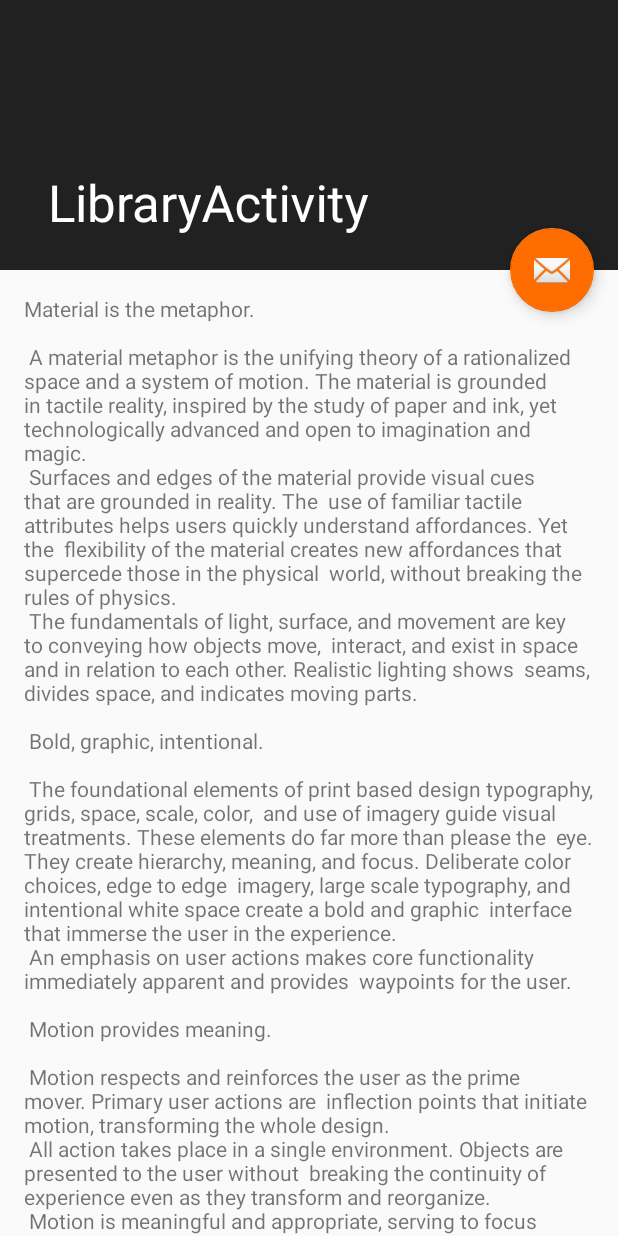
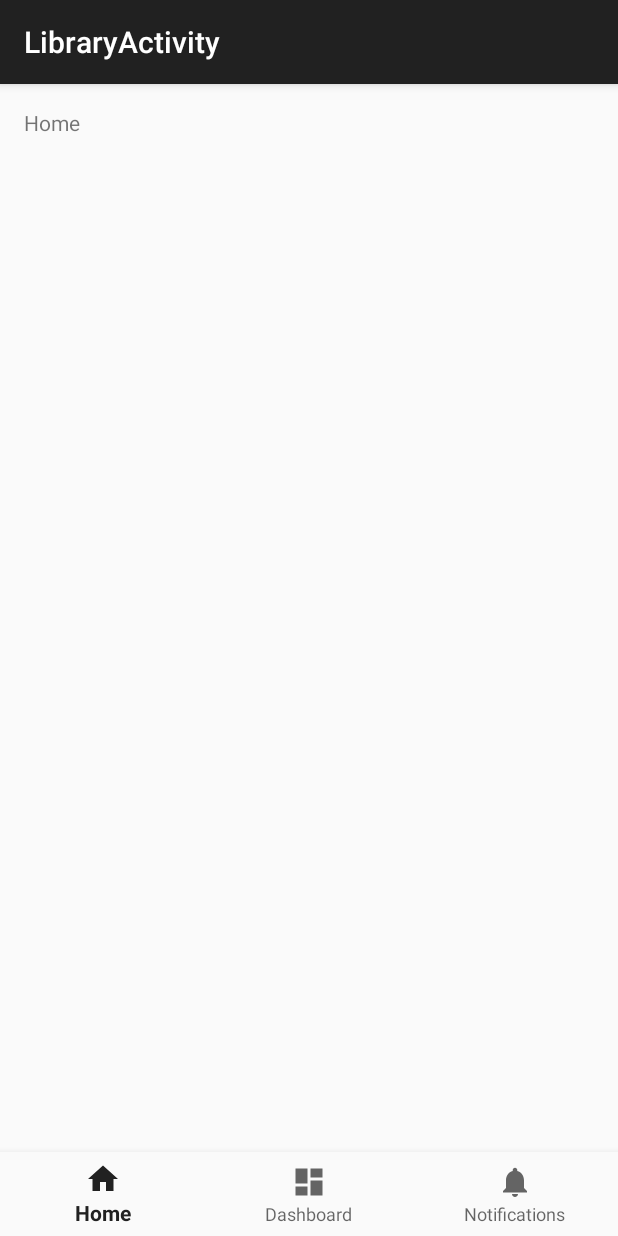
Before and after one commit to Schadenfeude/pop-movies-app, an Android app: the LibraryActivity screen opened directly, with no data from a screen before it, on a phone screen of 412 x 824 dp. Run offline under Robolectric (Android 15) with nearby library versions, the phone set to English and light mode, and no system bars.

Commit message:
Added basic Splash screen support for Android 8+
Made a new Library Activity and refactored the old one so it is now DetailActivity;

```diff
--- a/app/build.gradle
+++ b/app/build.gradle
@@ -41,6 +41,7 @@ dependencies {
     implementation 'com.jakewharton:butterknife:8.8.1'
 
     // Annotation Processing
+    implementation 'com.android.support:design:27.1.0'
     annotationProcessor 'com.jakewharton:butterknife-compiler:8.8.1'
 
     // Test Libraries
--- a/app/src/main/java/com/itrided/android/popularmovies/LibraryActivity.java
+++ b/app/src/main/java/com/itrided/android/popularmovies/LibraryActivity.java
@@ -1,26 +1,47 @@
 package com.itrided.android.popularmovies;
 
 import android.os.Bundle;
-import android.support.design.widget.FloatingActionButton;
-import android.support.design.widget.Snackbar;
+import android.support.annotation.NonNull;
+import android.support.design.widget.BottomNavigationView;
 import android.support.v7.app.AppCompatActivity;
-import android.support.v7.widget.Toolbar;
+import android.view.MenuItem;
+import android.widget.TextView;
 
 public class LibraryActivity extends AppCompatActivity {
+
+    //region Fields
+    private TextView mTextMessage;
+
+    private BottomNavigationView.OnNavigationItemSelectedListener mOnNavigationItemSelectedListener
+            = new BottomNavigationView.OnNavigationItemSelectedListener() {
+        @Override
+        public boolean onNavigationItemSelected(@NonNull MenuItem item) {
+            switch (item.getItemId()) {
+                case R.id.navigation_home:
+                    mTextMessage.setText(R.string.title_home);
+                    return true;
+                case R.id.navigation_dashboard:
+                    mTextMessage.setText(R.string.title_dashboard);
+                    return true;
+                case R.id.navigation_notifications:
+                    mTextMessage.setText(R.string.title_notifications);
+                    return true;
+            }
+            return false;
+        }
+    };
+
+    //endregion Fields
 
     //region Overridden Methods
     @Override
     protected void onCreate(Bundle savedInstanceState) {
         super.onCreate(savedInstanceState);
         setContentView(R.layout.activity_library);
-        Toolbar toolbar = findViewById(R.id.toolbar);
-        setSupportActionBar(toolbar);
 
-        FloatingActionButton fab = findViewById(R.id.fab);
-        //region Overridden Methods
-//endregion Overridden Methods
-        fab.setOnClickListener(view -> Snackbar.make(view, "Replace with your own action", Snackbar.LENGTH_LONG)
-                .setAction("Action", null).show());
+        mTextMessage = findViewById(R.id.message);
+        BottomNavigationView navigation = findViewById(R.id.navigation);
+        navigation.setOnNavigationItemSelectedListener(mOnNavigationItemSelectedListener);
     }
-//endregion Overridden Methods
+    //endregion Overridden Methods
 }
--- /dev/null
+++ b/app/src/main/res/drawable/ic_dashboard_black_24dp.xml
@@ -0,0 +1,9 @@
+<vector xmlns:android="http://schemas.android.com/apk/res/android"
+        android:width="24dp"
+        android:height="24dp"
+        android:viewportWidth="24.0"
+        android:viewportHeight="24.0">
+    <path
+            android:fillColor="#FF000000"
+            android:pathData="M3,13h8L11,3L3,3v10zM3,21h8v-6L3,15v6zM13,21h8L21,11h-8v10zM13,3v6h8L21,3h-8z"/>
+</vector>
--- /dev/null
+++ b/app/src/main/res/drawable/ic_home_black_24dp.xml
@@ -0,0 +1,9 @@
+<vector xmlns:android="http://schemas.android.com/apk/res/android"
+        android:width="24dp"
+        android:height="24dp"
+        android:viewportWidth="24.0"
+        android:viewportHeight="24.0">
+    <path
+            android:fillColor="#FF000000"
+            android:pathData="M10,20v-6h4v6h5v-8h3L12,3 2,12h3v8z"/>
+</vector>
--- /dev/null
+++ b/app/src/main/res/drawable/ic_notifications_black_24dp.xml
@@ -0,0 +1,9 @@
+<vector xmlns:android="http://schemas.android.com/apk/res/android"
+        android:width="24dp"
+        android:height="24dp"
+        android:viewportWidth="24.0"
+        android:viewportHeight="24.0">
+    <path
+            android:fillColor="#FF000000"
+            android:pathData="M12,22c1.1,0 2,-0.9 2,-2h-4c0,1.1 0.89,2 2,2zM18,16v-5c0,-3.07 -1.64,-5.64 -4.5,-6.32L13.5,4c0,-0.83 -0.67,-1.5 -1.5,-1.5s-1.5,0.67 -1.5,1.5v0.68C7.63,5.36 6,7.92 6,11v5l-2,2v1h16v-1l-2,-2z"/>
+</vector>
--- a/app/src/main/res/drawable/splash_background.xml
+++ b/app/src/main/res/drawable/splash_background.xml
@@ -2,7 +2,7 @@
 <layer-list xmlns:android="http://schemas.android.com/apk/res/android"
             android:opacity="opaque">
 
-    <item android:drawable="@color/colorPrimary"/>
+    <item android:drawable="@color/colorPrimaryDark"/>
     <item>
         <bitmap
                 android:gravity="center"
--- a/app/src/main/res/layout/activity_library.xml
+++ b/app/src/main/res/layout/activity_library.xml
@@ -1,48 +1,34 @@
 <?xml version="1.0" encoding="utf-8"?>
-<android.support.design.widget.CoordinatorLayout
+<android.support.constraint.ConstraintLayout
         xmlns:android="http://schemas.android.com/apk/res/android"
         xmlns:app="http://schemas.android.com/apk/res-auto"
         xmlns:tools="http://schemas.android.com/tools"
+        android:id="@+id/container"
         android:layout_width="match_parent"
         android:layout_height="match_parent"
-        android:fitsSystemWindows="true"
         tools:context="com.itrided.android.popularmovies.LibraryActivity">
 
-    <android.support.design.widget.AppBarLayout
-            android:id="@+id/app_bar"
-            android:fitsSystemWindows="true"
-            android:layout_height="@dimen/app_bar_height"
-            android:layout_width="match_parent"
-            android:theme="@style/AppTheme.AppBarOverlay">
-
-        <android.support.design.widget.CollapsingToolbarLayout
-                android:id="@+id/toolbar_layout"
-                android:fitsSystemWindows="true"
-                android:layout_width="match_parent"
-                android:layout_height="match_parent"
-                app:toolbarId="@+id/toolbar"
-                app:layout_scrollFlags="scroll|exitUntilCollapsed"
-                app:contentScrim="?attr/colorPrimary">
-
-            <android.support.v7.widget.Toolbar
-                    android:id="@+id/toolbar"
-                    android:layout_height="?attr/actionBarSize"
-                    android:layout_width="match_parent"
-                    app:layout_collapseMode="pin"
-                    app:popupTheme="@style/AppTheme.PopupOverlay"/>
-
-        </android.support.design.widget.CollapsingToolbarLayout>
-    </android.support.design.widget.AppBarLayout>
-
-    <include layout="@layout/content_library"/>
-
-    <android.support.design.widget.FloatingActionButton
-            android:id="@+id/fab"
+    <TextView
+            android:id="@+id/message"
             android:layout_width="wrap_content"
             android:layout_height="wrap_content"
-            android:layout_margin="@dimen/fab_margin"
-            app:layout_anchor="@id/app_bar"
-            app:layout_anchorGravity="bottom|end"
-            app:srcCompat="@android:drawable/ic_dialog_email"/>
+            android:layout_marginStart="@dimen/activity_horizontal_margin"
+            android:layout_marginLeft="@dimen/activity_horizontal_margin"
+            android:layout_marginTop="@dimen/activity_vertical_margin"
+            android:text="@string/title_home"
+            app:layout_constraintLeft_toLeftOf="parent"
+            app:layout_constraintTop_toTopOf="parent"/>
 
-</android.support.design.widget.CoordinatorLayout>
+    <android.support.design.widget.BottomNavigationView
+            android:id="@+id/navigation"
+            android:layout_width="0dp"
+            android:layout_height="wrap_content"
+            android:layout_marginEnd="0dp"
+            android:layout_marginStart="0dp"
+            android:background="?android:attr/windowBackground"
+            app:layout_constraintBottom_toBottomOf="parent"
+            app:layout_constraintLeft_toLeftOf="parent"
+            app:layout_constraintRight_toRightOf="parent"
+            app:menu="@menu/navigation"/>
+
+</android.support.constraint.ConstraintLayout>
--- a/app/src/main/res/layout/content_library.xml
+++ b/app/src/main/res/layout/content_detail.xml
@@ -4,10 +4,10 @@
         xmlns:tools="http://schemas.android.com/tools"
         xmlns:app="http://schemas.android.com/apk/res-auto"
         app:layout_behavior="@string/appbar_scrolling_view_behavior"
-        tools:showIn="@layout/activity_library"
+        tools:showIn="@layout/activity_detail"
         android:layout_width="match_parent"
         android:layout_height="match_parent"
-        tools:context="com.itrided.android.popularmovies.LibraryActivity">
+        tools:context="com.itrided.android.popularmovies.DetailActivity">
 
     <TextView
             android:layout_width="wrap_content"
--- a/app/src/main/res/menu/menu_library.xml
+++ b/app/src/main/res/menu/menu_detail.xml
@@ -1,7 +1,7 @@
 <menu xmlns:android="http://schemas.android.com/apk/res/android"
       xmlns:app="http://schemas.android.com/apk/res-auto"
       xmlns:tools="http://schemas.android.com/tools"
-      tools:context="com.itrided.android.popularmovies.LibraryActivity">
+      tools:context="com.itrided.android.popularmovies.DetailActivity">
     <item
             android:id="@+id/action_settings"
             android:title="@string/action_settings"
--- /dev/null
+++ b/app/src/main/res/menu/navigation.xml
@@ -0,0 +1,19 @@
+<?xml version="1.0" encoding="utf-8"?>
+<menu xmlns:android="http://schemas.android.com/apk/res/android">
+
+    <item
+            android:id="@+id/navigation_home"
+            android:icon="@drawable/ic_home_black_24dp"
+            android:title="@string/title_home"/>
+
+    <item
+            android:id="@+id/navigation_dashboard"
+            android:icon="@drawable/ic_dashboard_black_24dp"
+            android:title="@string/title_dashboard"/>
+
+    <item
+            android:id="@+id/navigation_notifications"
+            android:icon="@drawable/ic_notifications_black_24dp"
+            android:title="@string/title_notifications"/>
+
+</menu>
--- a/app/src/main/res/values/dimens.xml
+++ b/app/src/main/res/values/dimens.xml
@@ -2,4 +2,7 @@
     <dimen name="app_bar_height">180dp</dimen>
     <dimen name="fab_margin">16dp</dimen>
     <dimen name="text_margin">16dp</dimen>
+    <!-- Default screen margins, per the Android Design guidelines. -->
+    <dimen name="activity_horizontal_margin">16dp</dimen>
+    <dimen name="activity_vertical_margin">16dp</dimen>
 </resources>
--- a/app/src/main/res/values/strings.xml
+++ b/app/src/main/res/values/strings.xml
@@ -1,6 +1,7 @@
 <resources>
     <string name="app_name">PopularMovies</string>
     <string name="title_activity_library">LibraryActivity</string>
+    <string name="title_activity_detail">DetailActivity</string>
     <string name="large_text">
         "Material is the metaphor.\n\n"
 
@@ -91,4 +92,7 @@
         "when a user tries to pick up one of cards.\n\n"
     </string>
     <string name="action_settings">Settings</string>
+    <string name="title_home">Home</string>
+    <string name="title_dashboard">Dashboard</string>
+    <string name="title_notifications">Notifications</string>
 </resources>
--- a/app/src/main/res/values/styles.xml
+++ b/app/src/main/res/values/styles.xml
@@ -2,8 +2,11 @@
 
     <!-- Splash screen theme. -->
     <style name="SplashTheme" parent="Theme.AppCompat.NoActionBar">
-        <!-- FIXME use splash_background.xml as windowBackground when you figure out what's wrong -->
-        <item name="android:windowBackground">@android:color/black</item>
+        <item name="android:windowBackground">@drawable/splash_background</item>
+    </style>
+    <style name="SplashThemeOreo" parent="Theme.AppCompat.NoActionBar">
+        <item name="android:windowBackground">@color/colorPrimaryDark</item>
+        <item name="android:opacity">opaque</item>
     </style>
 
     <!-- Base application theme. -->
```
Also changed, not shown: app/src/main/AndroidManifest.xml (+13 -4 lines), app/src/main/java/com/itrided/android/popularmovies/DetailActivity.java (added, +24 -0 lines), app/src/main/java/com/itrided/android/popularmovies/SplashActivity.java (+8 -2 lines), app/src/main/res/layout/activity_detail.xml (added, +48 -0 lines).
